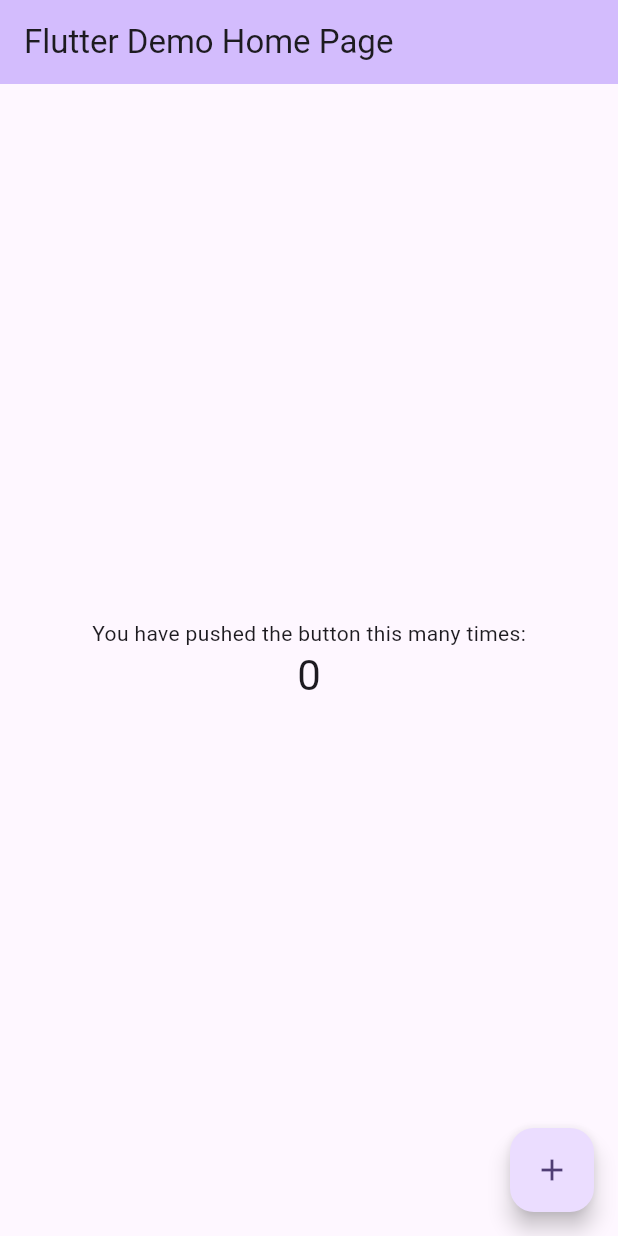
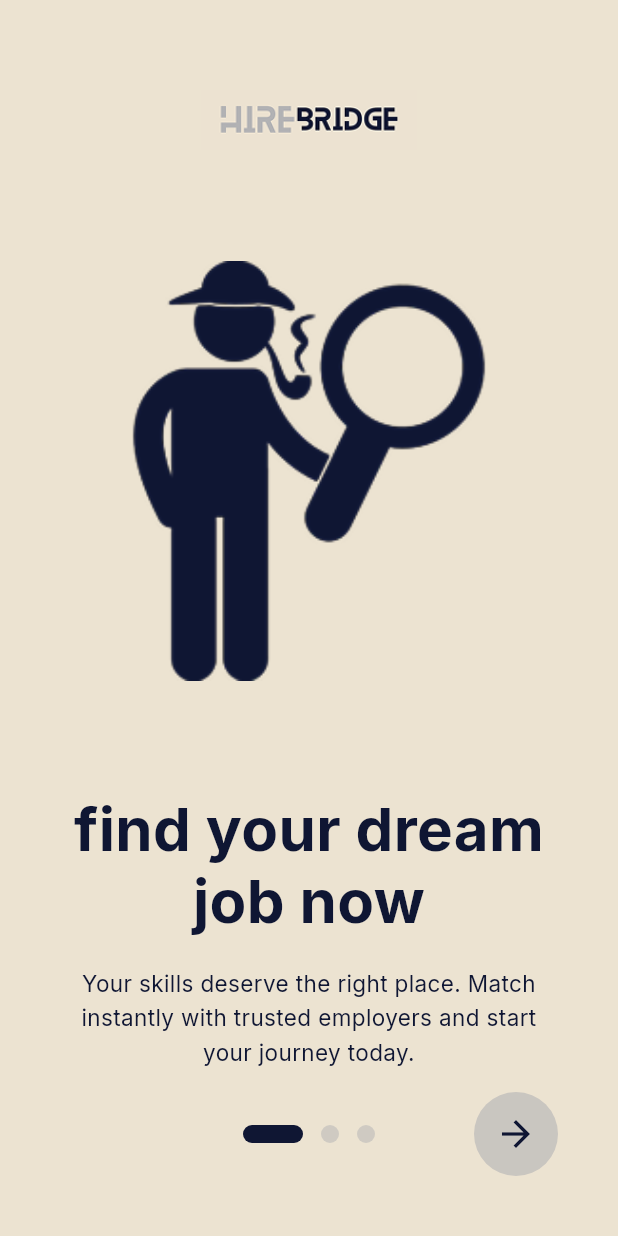
Before and after one commit to alesha-Yasin/Hire-Bridge, a Flutter app: the screen it shows after launch, on a phone screen of 412 x 824 dp. Run offline on Flutter 3.47's test engine with Material 3 defaults, Android fonts, the phone set to English and light mode, and no system bars.

Commit message:
intro screens only

```diff
--- /dev/null
+++ b/lib/HireBridgeApp.dart
@@ -0,0 +1,21 @@
+
+import 'package:flutter/material.dart';
+import 'package:hirebridge/screens/SplashScreen.dart';
+
+
+class HireBridgeApp extends StatelessWidget {
+  const HireBridgeApp({Key? key}) : super(key: key);
+
+  @override
+  Widget build(BuildContext context) {
+    return MaterialApp(
+      title: 'HireBridge',
+      debugShowCheckedModeBanner: false,
+      theme: ThemeData(
+        fontFamily: 'Inter',
+        primaryColor: const Color(0xFF0F1633),
+      ),
+      home: const SplashScreen(),
+    );
+  }
+}
--- a/lib/main.dart
+++ b/lib/main.dart
@@ -1,122 +1,6 @@
 import 'package:flutter/material.dart';
+import 'package:hirebridge/HireBridgeApp.dart';
 
 void main() {
-  runApp(const MyApp());
+  runApp(const HireBridgeApp());
 }
-
-class MyApp extends StatelessWidget {
-  const MyApp({super.key});
-
-  // This widget is the root of your application.
-  @override
-  Widget build(BuildContext context) {
-    return MaterialApp(
-      title: 'Flutter Demo',
-      theme: ThemeData(
-        // This is the theme of your application.
-        //
-        // TRY THIS: Try running your application with "flutter run". You'll see
-        // the application has a purple toolbar. Then, without quitting the app,
-        // try changing the seedColor in the colorScheme below to Colors.green
-        // and then invoke "hot reload" (save your changes or press the "hot
-        // reload" button in a Flutter-supported IDE, or press "r" if you used
-        // the command line to start the app).
-        //
-        // Notice that the counter didn't reset back to zero; the application
-        // state is not lost during the reload. To reset the state, use hot
-        // restart instead.
-        //
-        // This works for code too, not just values: Most code changes can be
-        // tested with just a hot reload.
-        colorScheme: .fromSeed(seedColor: Colors.deepPurple),
-      ),
-      home: const MyHomePage(title: 'Flutter Demo Home Page'),
-    );
-  }
-}
-
-class MyHomePage extends StatefulWidget {
-  const MyHomePage({super.key, required this.title});
-
-  // This widget is the home page of your application. It is stateful, meaning
-  // that it has a State object (defined below) that contains fields that affect
-  // how it looks.
-
-  // This class is the configuration for the state. It holds the values (in this
-  // case the title) provided by the parent (in this case the App widget) and
-  // used by the build method of the State. Fields in a Widget subclass are
-  // always marked "final".
-
-  final String title;
-
-  @override
-  State<MyHomePage> createState() => _MyHomePageState();
-}
-
-class _MyHomePageState extends State<MyHomePage> {
-  int _counter = 0;
-
-  void _incrementCounter() {
-    setState(() {
-      // This call to setState tells the Flutter framework that something has
-      // changed in this State, which causes it to rerun the build method below
-      // so that the display can reflect the updated values. If we changed
-      // _counter without calling setState(), then the build method would not be
-      // called again, and so nothing would appear to happen.
-      _counter++;
-    });
-  }
-
-  @override
-  Widget build(BuildContext context) {
-    // This method is rerun every time setState is called, for instance as done
-    // by the _incrementCounter method above.
-    //
-    // The Flutter framework has been optimized to make rerunning build methods
-    // fast, so that you can just rebuild anything that needs updating rather
-    // than having to individually change instances of widgets.
-    return Scaffold(
-      appBar: AppBar(
-        // TRY THIS: Try changing the color here to a specific color (to
-        // Colors.amber, perhaps?) and trigger a hot reload to see the AppBar
-        // change color while the other colors stay the same.
-        backgroundColor: Theme.of(context).colorScheme.inversePrimary,
-        // Here we take the value from the MyHomePage object that was created by
-        // the App.build method, and use it to set our appbar title.
-        title: Text(widget.title),
-      ),
-      body: Center(
-        // Center is a layout widget. It takes a single child and positions it
-        // in the middle of the parent.
-        child: Column(
-          // Column is also a layout widget. It takes a list of children and
-          // arranges them vertically. By default, it sizes itself to fit its
-          // children horizontally, and tries to be as tall as its parent.
-          //
-          // Column has various properties to control how it sizes itself and
-          // how it positions its children. Here we use mainAxisAlignment to
-          // center the children vertically; the main axis here is the vertical
-          // axis because Columns are vertical (the cross axis would be
-          // horizontal).
-          //
-          // TRY THIS: Invoke "debug painting" (choose the "Toggle Debug Paint"
-          // action in the IDE, or press "p" in the console), to see the
-          // wireframe for each widget.
-          mainAxisAlignment: .center,
-          children: [
-            const Text('You have pushed the button this many times:'),
-            Text(
-              '$_counter',
-              style: Theme.of(context).textTheme.headlineMedium,
-            ),
-          ],
-        ),
-      ),
-      floatingActionButton: FloatingActionButton(
-        onPressed: _incrementCounter,
-        tooltip: 'Increment',
-        child: const Icon(Icons.add),
-      ),
-    );
-  }
-}
--- /dev/null
+++ b/lib/screens/onboarding_screen.dart
@@ -0,0 +1,122 @@
+import 'package:flutter/material.dart';
+import 'package:hirebridge/utils/AppColors.dart';
+import 'package:hirebridge/widgets/custom_button.dart';
+import 'package:hirebridge/widgets/onboarding_content.dart';
+import 'package:hirebridge/widgets/page_indicator.dart';
+
+class OnboardingScreen extends StatefulWidget {
+  const OnboardingScreen({Key? key}) : super(key: key);
+
+  @override
+  State<OnboardingScreen> createState() => _OnboardingScreenState();
+}
+
+class _OnboardingScreenState extends State<OnboardingScreen> {
+  final PageController _pageController = PageController();
+  int _currentPage = 0;
+
+  final List<Map<String, String>> _onboardingData = [
+    {
+      'image': 'assets/images/onboarding1.png',
+      'title': 'find your dream\njob now',
+      'description':
+          'Your skills deserve the right place. Match instantly with trusted employers and start your journey today.',
+    },
+    {
+      'image': 'assets/images/onboarding2.png',
+      'title': 'EveryThink you need\nin one app',
+      'description':
+          '"We bring everything together: job search, AI-powered interviews, company verification, smart job matching, and post-hire task management, so your professional journey stays simple and powerful."',
+    },
+    {
+      'image': 'assets/images/onboarding3.png',
+      'title': 'Get Selectd for your\ndream job',
+      'description':
+          '"Increase your chances of getting hired with intelligent matching, clear skill analysis, and verified job listings that fit your goals and abilities."',
+    },
+  ];
+
+  void _goToNextPage() {
+    if (_currentPage < _onboardingData.length - 1) {
+      _pageController.nextPage(
+        duration: const Duration(milliseconds: 300),
+        curve: Curves.easeInOut,
+      );
+    }
+  }
+
+  void _goToPreviousPage() {
+    if (_currentPage > 0) {
+      _pageController.previousPage(
+        duration: const Duration(milliseconds: 300),
+        curve: Curves.easeInOut,
+      );
+    }
+  }
+
+  @override
+  Widget build(BuildContext context) {
+    return Scaffold(
+      backgroundColor: AppColors.bone,
+      body: Stack(
+        children: [
+          // PageView
+          PageView.builder(
+            controller: _pageController,
+            onPageChanged: (int page) {
+              setState(() {
+                _currentPage = page;
+              });
+            },
+            itemCount: _onboardingData.length,
+            itemBuilder: (context, index) {
+              final data = _onboardingData[index];
+              return OnboardingContent(
+                imagePath: data['image']!,
+                title: data['title']!,
+                description: data['description']!,
+              );
+            },
+          ),
+          // Bottom Navigation
+          Positioned(
+            bottom: 40,
+            left: 0,
+            right: 0,
+            child: Padding(
+              padding: const EdgeInsets.symmetric(horizontal: 40),
+              child: Row(
+                mainAxisAlignment: MainAxisAlignment.spaceBetween,
+                children: [
+                  // Back Button
+                  _currentPage > 0
+                      ? CustomButton(
+                          icon: Icons.arrow_back,
+                          onTap: _goToPreviousPage,
+                        )
+                      : const SizedBox(width: 56, height: 56),
+                  // Page Indicators
+                  PageIndicator(
+                    currentPage: _currentPage,
+                    totalPages: _onboardingData.length,
+                  ),
+                  // Next Button
+                  CustomButton(
+                    icon: Icons.arrow_forward,
+                    onTap: _goToNextPage,
+                  ),
+                ],
+              ),
+            ),
+          ),
+        ],
+      ),
+    );
+  }
+
+  @override
+  void dispose() {
+    _pageController.dispose();
+    super.dispose();
+  }
+}
--- /dev/null
+++ b/lib/utils/AppColors.dart
@@ -0,0 +1,10 @@
+// ignore: file_names
+import 'dart:ui';
+class AppColors {
+  static const prussianBlue = Color(0xFF0F1633);
+  static const spaceIndigo = Color(0xFF172647);
+  static const silver = Color(0xFFB2B2B4);
+  static const bone = Color(0xFFECE3D1);
+  static const parchment = Color(0xFFF9F6F0);
+  static const alabasterGrey = Color(0xFFEBE7E8);
+}
--- /dev/null
+++ b/lib/widgets/app_logo.dart
@@ -0,0 +1,21 @@
+import 'package:flutter/material.dart';
+
+class AppLogo extends StatelessWidget {
+  final double height;
+  final bool isSmall;
+
+  const AppLogo({
+    Key? key,
+    this.height = 40,
+    this.isSmall = true,
+  }) : super(key: key);
+
+  @override
+  Widget build(BuildContext context) {
+    return Image.asset(
+      isSmall ? 'assets/images/logo_small.png' : 'assets/images/splash_logo.png',
+      height: height,
+      fit: BoxFit.contain,
+    );
+  }
+}
--- /dev/null
+++ b/lib/widgets/custom_button.dart
@@ -0,0 +1,41 @@
+
+import 'package:flutter/material.dart';
+import 'package:hirebridge/utils/AppColors.dart';
+
+class CustomButton extends StatelessWidget {
+  final VoidCallback? onTap;
+  final IconData icon;
+  final Color? backgroundColor;
+  final Color iconColor;
+  final double size;
+
+  const CustomButton({
+    super.key,
+    this.onTap,
+    required this.icon,
+    this.backgroundColor,
+    this.iconColor = AppColors.prussianBlue,
+    this.size = 56,
+  });
+
+  @override
+  Widget build(BuildContext context) {
+    return GestureDetector(
+      onTap: onTap,
+      child: Container(
+        width: size,
+        height: size,
+        decoration: BoxDecoration(
+          // ignore: deprecated_member_use
+          color: backgroundColor ?? AppColors.silver.withOpacity(0.6),
+          shape: BoxShape.circle,
+        ),
+        child: Icon(
+          icon,
+          color: iconColor,
+          size: 28,
+        ),
+      ),
+    );
+  }
+}
--- /dev/null
+++ b/lib/widgets/onboarding_content.dart
@@ -0,0 +1,63 @@
+import 'package:flutter/material.dart';
+import 'package:hirebridge/utils/AppColors.dart';
+import 'package:hirebridge/widgets/app_logo.dart';
+
+class OnboardingContent extends StatelessWidget {
+  final String imagePath;
+  final String title;
+  final String description;
+
+  const OnboardingContent({
+    Key? key,
+    required this.imagePath,
+    required this.title,
+    required this.description,
+  }) : super(key: key);
+
+  @override
+  Widget build(BuildContext context) {
+    return Container(
+      color: AppColors.bone,
+      padding: const EdgeInsets.symmetric(horizontal: 40),
+      child: Column(
+        children: [
+          const SizedBox(height: 60),
+          // Logo at top
+          const AppLogo(height: 40),
+          const Spacer(flex: 2),
+          // Illustration
+          Image.asset(
+            imagePath,
+            width: 280,
+            height: 280,
+            fit: BoxFit.contain,
+          ),
+          const Spacer(flex: 2),
+          // Title
+          Text(
+            title,
+            textAlign: TextAlign.center,
+            style: const TextStyle(
+              fontSize: 40,
+              fontWeight: FontWeight.bold,
+              color: AppColors.prussianBlue,
+              height: 1.2,
+            ),
+          ),
+          const SizedBox(height: 20),
+          // Description
+          Text(
+            description,
+            textAlign: TextAlign.center,
+            style: const TextStyle(
+              fontSize: 15,
+              color: AppColors.prussianBlue,
+              height: 1.5,
+            ),
+          ),
+          const Spacer(flex: 3),
+        ],
+      ),
+    );
+  }
+}
--- /dev/null
+++ b/lib/widgets/page_indicator.dart
@@ -0,0 +1,35 @@
+import 'package:flutter/material.dart';
+import 'package:hirebridge/utils/AppColors.dart';
+
+class PageIndicator extends StatelessWidget {
+  final int currentPage;
+  final int totalPages;
+
+  const PageIndicator({
+    super.key,
+    required this.currentPage,
+    required this.totalPages,
+  });
+
+  @override
+  Widget build(BuildContext context) {
+    return Row(
+      mainAxisAlignment: MainAxisAlignment.center,
+      children: List.generate(
+        totalPages,
+        (index) => Container(
+          margin: const EdgeInsets.symmetric(horizontal: 6),
+          width: currentPage == index ? 40 : 12,
+          height: 12,
+          decoration: BoxDecoration(
+            color: currentPage == index
+                ? AppColors.prussianBlue
+                // ignore: deprecated_member_use
+                : AppColors.silver.withOpacity(0.5),
+            borderRadius: BorderRadius.circular(6),
+          ),
+        ),
+      ),
+    );
+  }
+}
```
Also changed, not shown: lib/User.dart (added, +190 -0 lines), lib/screens/SplashScreen.dart (added, +31 -0 lines), pubspec.yaml (+8 -5 lines), assets/images/logo.png (added), assets/images/logo_small.png (added), assets/images/onboarding1.png (added), assets/images/onboarding2.png (added), assets/images/onboarding3.png (added), fonts/Inter-Bold.ttf (added), fonts/Inter-Regular.ttf (added), 2 other files.
